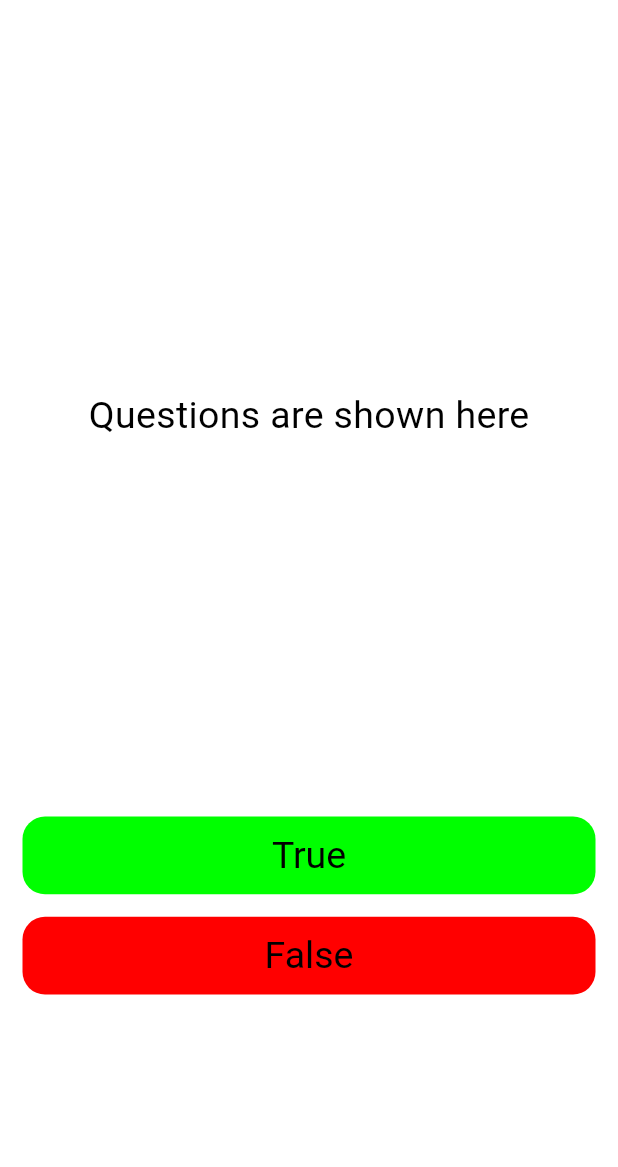
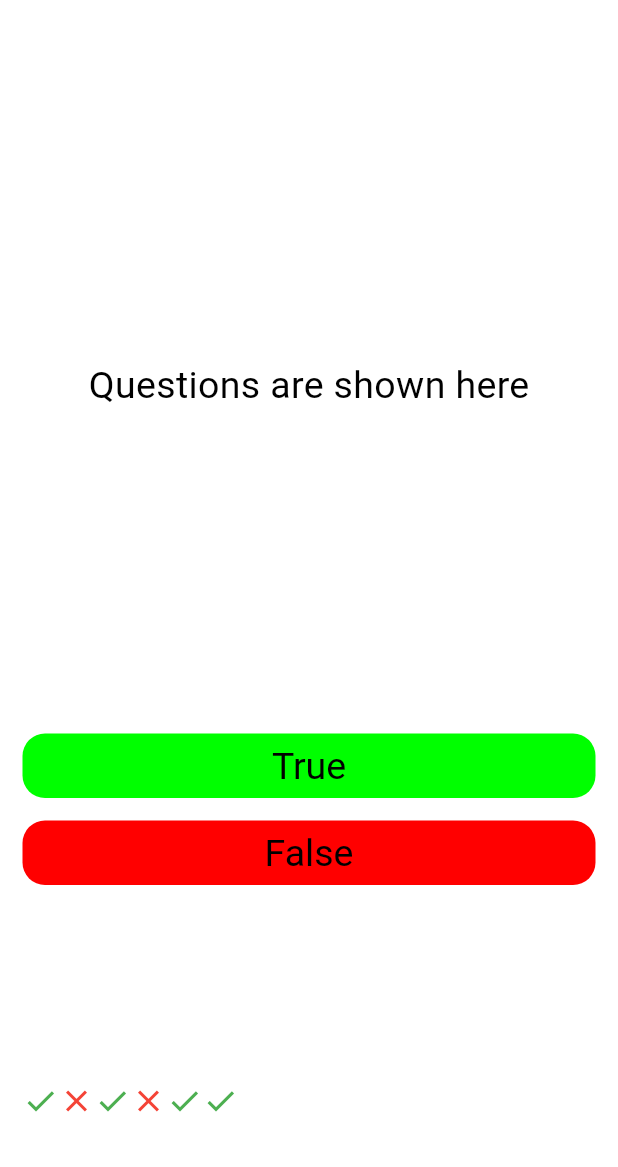
Before and after one commit to sharjeelmazhar/quizzler, a Flutter app: the screen it shows after launch, after a tap on "True", on a phone screen of 412 x 824 dp, the part 69-1236 px from its top. Run offline on Flutter 3.47's test engine with Material 2 defaults, Android fonts, the phone set to English and light mode, and no system bars.

Commit message:
added systemoverlaystyle for dark and light theme and also removed system tray border on android

```diff
--- a/lib/main.dart
+++ b/lib/main.dart
@@ -6,18 +6,35 @@ import 'package:quizzler/views/home_page.dart';
 void main() {
   runApp(const MyApp());
 }
-
-class MyApp extends StatelessWidget {
+class MyApp extends StatefulWidget {
   const MyApp({super.key});
 
-  // This widget is the root of your application.
+  @override
+  State<MyApp> createState() => _MyAppState();
+}
+
+class _MyAppState extends State<MyApp> {
   @override
   Widget build(BuildContext context) {
     return MaterialApp(
       title: 'Quizzler',
       theme: lightTheme,
       darkTheme: darkTheme,
-      home: const HomePage(),
+      home:const  HomePage(),
     );
   }
 }
+// class MyApp extends StatelessWidget {
+//   const MyApp({super.key});
+
+//   // This widget is the root of your application.
+//   @override
+//   Widget build(BuildContext context) {
+//     return MaterialApp(
+//       title: 'Quizzler',
+//       theme: lightTheme,
+//       darkTheme: darkTheme,
+//       home: const HomePage(),
+//     );
+//   }
+// }
--- a/lib/themes/dark_theme.dart
+++ b/lib/themes/dark_theme.dart
@@ -16,7 +16,13 @@ ThemeData darkTheme = ThemeData(
     ),
   ),
   appBarTheme: const AppBarTheme(
-    systemOverlayStyle: SystemUiOverlayStyle.light,
+    centerTitle: true,
+    // systemOverlayStyle: SystemUiOverlayStyle.light,
+    systemOverlayStyle: SystemUiOverlayStyle(
+      statusBarIconBrightness: Brightness.light,
+      statusBarBrightness: Brightness.dark,
+      statusBarColor: Colors.transparent,
+    ),
     backgroundColor: Colors.transparent,
     elevation: 0,
     titleTextStyle: TextStyle(
--- a/lib/themes/light_theme.dart
+++ b/lib/themes/light_theme.dart
@@ -16,7 +16,13 @@ ThemeData lightTheme = ThemeData(
     ),
   ),
   appBarTheme: const AppBarTheme(
-    systemOverlayStyle: SystemUiOverlayStyle.dark,
+    centerTitle: true,
+    // systemOverlayStyle: SystemUiOverlayStyle.dark,
+    systemOverlayStyle: SystemUiOverlayStyle(
+      statusBarIconBrightness: Brightness.dark,
+      statusBarBrightness: Brightness.dark,
+      statusBarColor: Colors.transparent,
+    ),
     backgroundColor: Colors.transparent,
     elevation: 0,
     titleTextStyle: TextStyle(
--- a/lib/views/home_page.dart
+++ b/lib/views/home_page.dart
@@ -1,18 +1,47 @@
 import 'package:flutter/material.dart';
 
-class HomePage extends StatelessWidget {
+class HomePage extends StatefulWidget {
   const HomePage({super.key});
-  final LinearGradient _gradient = const LinearGradient(
+
+  @override
+  State<HomePage> createState() => _HomePageState();
+}
+
+class _HomePageState extends State<HomePage> {
+  final List<Widget> scoreKeeper = [
+      const Icon(
+        Icons.check,
+        color: Colors.green,
+      ),
+      const Icon(
+        Icons.close,
+        color: Colors.red,
+      ),
+      const Icon(
+        Icons.check,
+        color: Colors.green,
+      ),
+      const Icon(
+        Icons.close,
+        color: Colors.red,
+      ),
+      const Icon(
+        Icons.check,
+        color: Colors.green,
+      ),
+    ];
+   LinearGradient gradient = const LinearGradient(
       colors: [Colors.green, Colors.red],
     );
   @override
+
   Widget build(BuildContext context) {
+
     return Scaffold(
       appBar: AppBar(
-        title: Center(
-          child: ShaderMask(
+        title: ShaderMask(
           shaderCallback: (Rect rect) {
-              return _gradient.createShader(rect);
+            return gradient.createShader(rect);
           },
           child: Text(
             'Quizzler',
@@ -23,9 +52,10 @@ class HomePage extends StatelessWidget {
           ),
         ),
       ),
-      ),
       backgroundColor: Theme.of(context).colorScheme.background,
       body: SafeArea(
+        child: Padding(
+          padding: const EdgeInsets.all(15.0),
           child: Column(
             mainAxisAlignment: MainAxisAlignment.spaceBetween,
             crossAxisAlignment: CrossAxisAlignment.stretch,
@@ -41,7 +71,7 @@ class HomePage extends StatelessWidget {
               ),
               Expanded(
                 child: Padding(
-                padding: const EdgeInsets.only(bottom: 15, left: 15, right: 15),
+                  padding: const EdgeInsets.only(bottom: 15),
                   child: ElevatedButton(
                     style: ElevatedButton.styleFrom(
                       shadowColor: const Color.fromRGBO(0, 255, 0, 1),
@@ -52,6 +82,12 @@ class HomePage extends StatelessWidget {
                       'True',
                     ),
                     onPressed: () {
+                      setState(() {
+                        scoreKeeper.add(const Icon(
+                          Icons.check,
+                          color: Colors.green,
+                        ));
+                      });
                       //The user picked true.
                     },
                   ),
@@ -60,7 +96,7 @@ class HomePage extends StatelessWidget {
               Expanded(
                 child: Padding(
                   // padding: const EdgeInsets.all(15.0),
-                padding: const EdgeInsets.only(bottom: 15, left: 15, right: 15),
+                  padding: const EdgeInsets.only(bottom: 15),
 
                   child: ElevatedButton(
                     style: ElevatedButton.styleFrom(
@@ -72,6 +108,12 @@ class HomePage extends StatelessWidget {
                       'False',
                     ),
                     onPressed: () {
+                      setState(() {
+                        scoreKeeper.add(const Icon(
+                          Icons.close,
+                          color: Colors.red,
+                        ));
+                      });
                       //The user picked true.
                     },
                   ),
@@ -79,10 +121,154 @@ class HomePage extends StatelessWidget {
               ),
               const SizedBox(
                 height: 100,
-            )
+              ),
+              Expanded(
+                child: ListView(
+                  scrollDirection: Axis.horizontal,
+                  children: [ Row(
+                    children: scoreKeeper,
+                  ),],
+                ),
+              ),
             ],
+          ),
         ),
       ),
     );
   }
 }
+
+
+
+
+
+
+
+
+
+
+
+
+
+
+
+
+
+
+
+
+
+
+
+// class HomePage extends StatelessWidget {
+//   HomePage({super.key});
+//   final List<Widget> scoreKeeper = [
+//     const Icon(
+//       Icons.check,
+//       color: Colors.green,
+//     ),
+//     const Icon(
+//       Icons.close,
+//       color: Colors.red,
+//     ),
+//     const Icon(
+//       Icons.check,
+//       color: Colors.green,
+//     ),
+//     const Icon(
+//       Icons.close,
+//       color: Colors.red,
+//     ),
+//     const Icon(
+//       Icons.check,
+//       color: Colors.green,
+//     ),
+//   ];
+//   final LinearGradient _gradient = const LinearGradient(
+//     colors: [Colors.green, Colors.red],
+//   );
+//   @override
+//   Widget build(BuildContext context) {
+//     return Scaffold(
+//       appBar: AppBar(
+//         title: ShaderMask(
+//           shaderCallback: (Rect rect) {
+//             return _gradient.createShader(rect);
+//           },
+//           child: Text(
+//             'Quizzler',
+//             style: Theme.of(context)
+//                 .textTheme
+//                 .headlineMedium!
+//                 .copyWith(fontWeight: FontWeight.bold, color: Colors.white),
+//           ),
+//         ),
+//       ),
+//       backgroundColor: Theme.of(context).colorScheme.background,
+//       body: SafeArea(
+//         child: Padding(
+//           padding: const EdgeInsets.all(15.0),
+//           child: Column(
+//             mainAxisAlignment: MainAxisAlignment.spaceBetween,
+//             crossAxisAlignment: CrossAxisAlignment.stretch,
+//             children: [
+//               const Expanded(
+//                 flex: 8,
+//                 child: Center(
+//                   child: Text(
+//                     'Questions are shown here', style: TextStyle(fontSize: 25),
+//                     // style: TextStyle(color: Colors.white, fontSize: 20),
+//                   ),
+//                 ),
+//               ),
+//               Expanded(
+//                 child: Padding(
+//                   padding: const EdgeInsets.only(bottom: 15),
+//                   child: ElevatedButton(
+//                     style: ElevatedButton.styleFrom(
+//                       shadowColor: const Color.fromRGBO(0, 255, 0, 1),
+//                       elevation: 0,
+//                       backgroundColor: const Color.fromARGB(255, 0, 255, 0),
+//                     ),
+//                     child: const Text(
+//                       'True',
+//                     ),
+//                     onPressed: () {
+//                       //The user picked true.
+//                     },
+//                   ),
+//                 ),
+//               ),
+//               Expanded(
+//                 child: Padding(
+//                   // padding: const EdgeInsets.all(15.0),
+//                   padding: const EdgeInsets.only(bottom: 15),
+
+//                   child: ElevatedButton(
+//                     style: ElevatedButton.styleFrom(
+//                       shadowColor: const Color.fromRGBO(255, 0, 0, 1),
+//                       elevation: 0,
+//                       backgroundColor: const Color.fromARGB(255, 255, 0, 0),
+//                     ),
+//                     child: const Text(
+//                       'False',
+//                     ),
+//                     onPressed: () {
+//                       //The user picked true.
+//                     },
+//                   ),
+//                 ),
+//               ),
+//               const SizedBox(
+//                 height: 100,
+//               ),
+//               Row(
+//                 children: scoreKeeper,
+//               ),
+//             ],
+//           ),
+//         ),
+//       ),
+//     );
+//   }
+// }
```
Also changed, not shown: 1 other file. Lines whose indentation alone changed are shown as unchanged.
